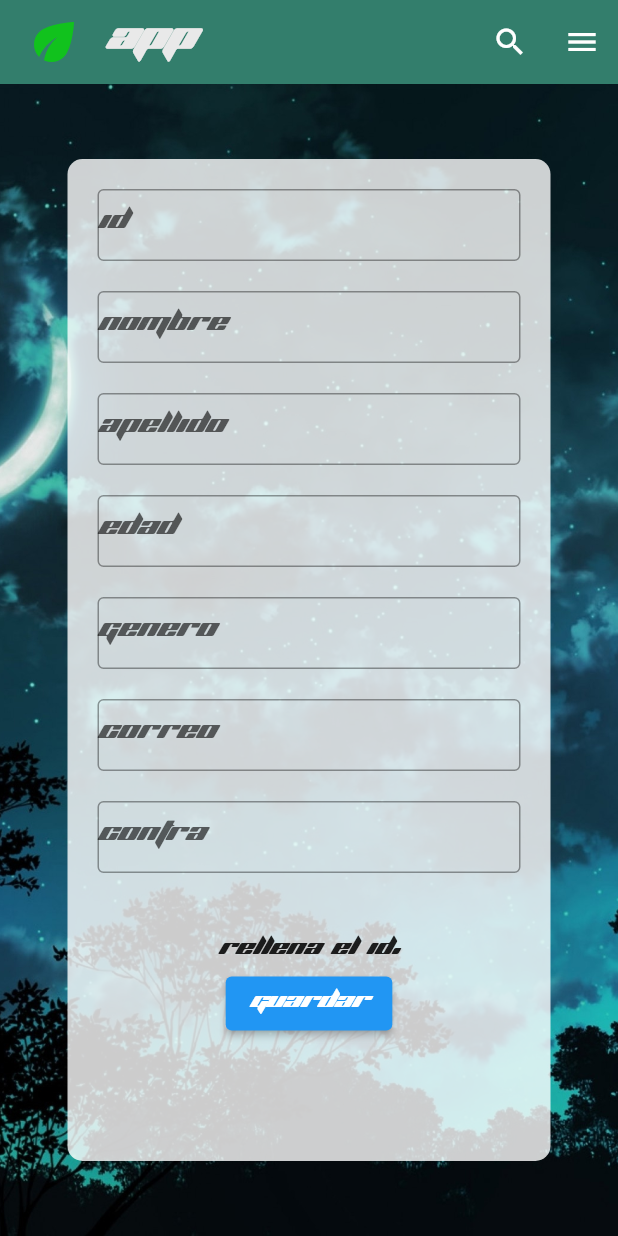
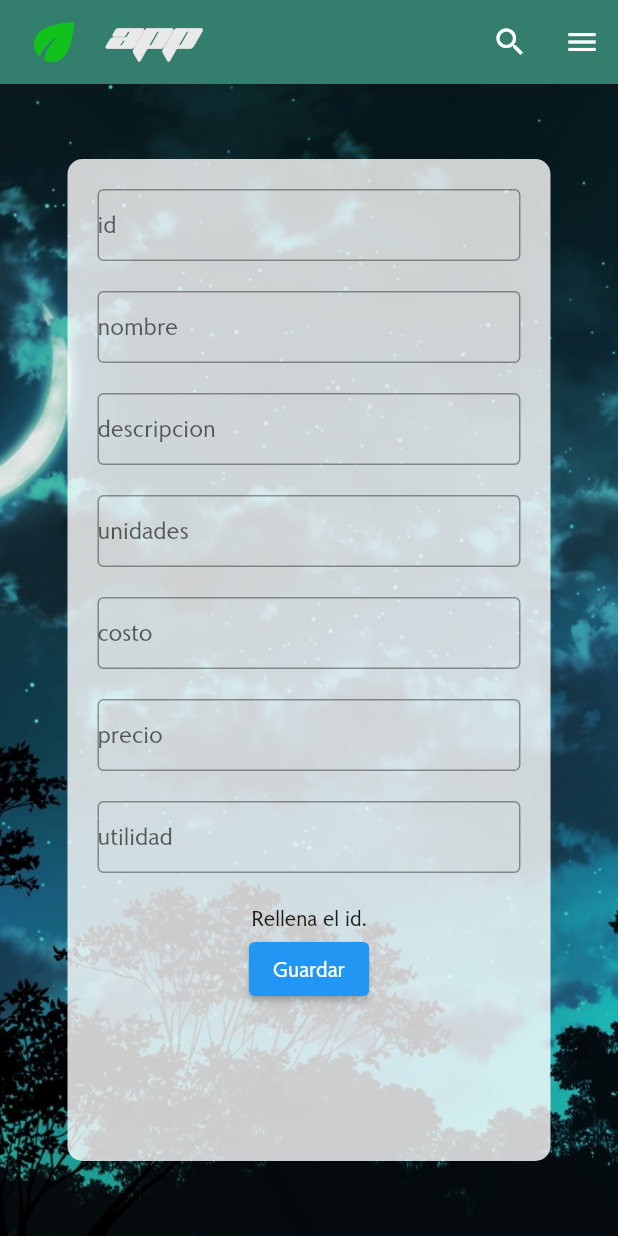
Before and after one commit to IaelChavez/flutter_inventario, a Flutter app: the screen it shows after launch, after a tap on "Guardar", on a phone screen of 412 x 824 dp. Run offline on Flutter 3.47's test engine with Material 2 defaults, Android fonts, the phone set to English and light mode, and no system bars.

Commit message:
Form producto

```diff
--- a/lib/main.dart
+++ b/lib/main.dart
@@ -1,6 +1,7 @@
 import 'package:flutter/material.dart';
 import 'package:practica_inventario/screens/loginScreen.dart';
 import 'package:practica_inventario/screens/menuScreen.dart';
+import 'package:practica_inventario/screens/productScreen.dart';
 import 'package:practica_inventario/screens/userScreen.dart';
 
 void main() {
@@ -17,9 +18,9 @@ class MyApp extends StatelessWidget {
       title: 'Flutter Demo',
       theme: ThemeData(
         primarySwatch: Colors.blue,
-        fontFamily: 'PlanetKosmos',
+        fontFamily: 'Romanica',
       ),
-      home: userView(),
+      home: productView(),
     );
   }
 }
--- a/lib/screens/productScreen.dart
+++ b/lib/screens/productScreen.dart
@@ -0,0 +1,265 @@
+import 'package:flutter/material.dart';
+import 'package:flutter/services.dart';
+import 'package:practica_inventario/widgets/appbar.dart';
+import 'package:practica_inventario/widgets/textField.dart';
+
+class productView extends StatefulWidget {
+  @override
+  _productView createState() => _productView();
+}
+
+class _productView extends State<productView> {
+  _productView({Key? key}) : super();
+
+  final _formKey = GlobalKey<FormState>();
+
+  final List<String> _errors = [];
+
+  final TextEditingController idController = TextEditingController();
+  final TextEditingController nameController = TextEditingController();
+  final TextEditingController descriptionController = TextEditingController();
+  final TextEditingController unitsController = TextEditingController();
+  final TextEditingController costController = TextEditingController();
+  final TextEditingController priceController = TextEditingController();
+  final TextEditingController utilityController = TextEditingController();
+
+  bool _showErrorId = false;
+  bool _showErrorName = false;
+  bool _showErrorDescription = false;
+  bool _showErrorUnits = false;
+  bool _showErrorCost = false;
+  bool _showErrorPrice = false;
+  bool _showErrorUtility = false;
+
+  String _id = '';
+  String _name = '';
+  String _descrition = '';
+  String _units = '';
+  String _cost = '';
+  String _price = '';
+  String _utility = '';
+
+  bool _validar(String value) {
+    if (value.isEmpty) {
+      return true;
+    }
+    return false;
+  }
+
+  @override
+  Widget build(BuildContext context) {
+    return Scaffold(
+      appBar: CustomAppBar(
+        title: 'App ',
+        actions: [
+          IconButton(
+            icon: Icon(Icons.search),
+            onPressed: () {
+              // Implementar funcionalidad de búsqueda
+            },
+          ),
+          IconButton(
+            icon: Icon(Icons.menu),
+            onPressed: () {
+              // Implementar funcionalidad de menú
+            },
+          ),
+        ],
+      ),
+      body: Container(
+        padding: EdgeInsets.symmetric(horizontal: 25),
+        decoration: const BoxDecoration(
+          image: DecorationImage(
+            image: AssetImage('assets/images/fondo.jpg'),
+            fit: BoxFit.cover,
+          ),
+        ),
+        child: Scaffold(
+          backgroundColor: Colors.transparent,
+          body: Container(
+            decoration: BoxDecoration(
+              color: Colors.white.withOpacity(0.8),
+              borderRadius: BorderRadius.circular(10.0),
+            ),
+            margin: EdgeInsets.symmetric(vertical: 50.0, horizontal: 20.0),
+            padding: EdgeInsets.all(20.0),
+            child: Column(
+              children: [
+                Form(
+                  key: _formKey,
+                  child: Column(
+                    mainAxisAlignment: MainAxisAlignment.center,
+                    children: [
+                      CustomTextField(
+                        controller: idController,
+                        label: 'id',
+                        keyboardType: TextInputType.number,
+                        inputFormatters: <TextInputFormatter>[
+                          FilteringTextInputFormatter.digitsOnly
+                        ],
+                        onChanged: (value) {
+                          setState(() {
+                            _id = value;
+                          });
+                        },
+                      ),
+                      SizedBox(height: 20),
+                      CustomTextField(
+                        controller: nameController,
+                        label: 'nombre',
+                        keyboardType: TextInputType.text,
+                        inputFormatters: <TextInputFormatter>[
+                          FilteringTextInputFormatter.allow(RegExp('[a-zA-Z]'))
+                        ],
+                        onChanged: (value) {
+                          setState(() {
+                            _name = value;
+                          });
+                        },
+                      ),
+                      SizedBox(height: 20),
+                      CustomTextField(
+                        controller: descriptionController,
+                        label: 'descripcion',
+                        inputFormatters: <TextInputFormatter>[
+                          FilteringTextInputFormatter.allow(RegExp('[a-zA-Z]'))
+                        ],
+                        onChanged: (value) {
+                          setState(() {
+                            _descrition = value;
+                          });
+                        },
+                      ),
+                      SizedBox(height: 20),
+                      CustomTextField(
+                        controller: unitsController,
+                        label: 'unidades',
+                        inputFormatters: <TextInputFormatter>[
+                          FilteringTextInputFormatter.allow(RegExp('[a-zA-Z]'))
+                        ],
+                        onChanged: (value) {
+                          setState(() {
+                            _units = value;
+                          });
+                        },
+                      ),
+                      SizedBox(height: 20),
+                      CustomTextField(
+                        controller: costController,
+                        label: 'costo',
+                        keyboardType: TextInputType.number,
+                        inputFormatters: <TextInputFormatter>[
+                          FilteringTextInputFormatter.digitsOnly
+                        ],
+                        onChanged: (value) {
+                          setState(() {
+                            _cost = value;
+                          });
+                        },
+                      ),
+                      SizedBox(height: 20),
+                      CustomTextField(
+                        controller: priceController,
+                        label: 'precio',
+                        keyboardType: TextInputType.number,
+                        inputFormatters: <TextInputFormatter>[
+                          FilteringTextInputFormatter.digitsOnly
+                        ],
+                        onChanged: (value) {
+                          setState(() {
+                            _price = value;
+                          });
+                        },
+                      ),
+                      SizedBox(height: 20),
+                      CustomTextField(
+                        controller: utilityController,
+                        label: 'utilidad',
+                        keyboardType: TextInputType.number,
+                        inputFormatters: <TextInputFormatter>[
+                          FilteringTextInputFormatter.digitsOnly
+                        ],
+                        onChanged: (value) {
+                          setState(() {
+                            _utility = value;
+                          });
+                        },
+                      ),
+                      SizedBox(height: 20),
+                    ],
+                  ),
+                ),
+                Visibility(
+                  visible: _showErrorId,
+                  child: Text('Rellena el id.'),
+                ),
+                Visibility(
+                  visible: _showErrorName,
+                  child: Text('Rellena el nombre.'),
+                ),
+                Visibility(
+                  visible: _showErrorDescription,
+                  child: Text('Rellena la descripcion.'),
+                ),
+                 Visibility(
+                  visible: _showErrorUnits,
+                  child: Text('Rellena las unidades.'),
+                ),
+                 Visibility(
+                  visible: _showErrorCost,
+                  child: Text('Rellena el costo.'),
+                ),
+                 Visibility(
+                  visible: _showErrorPrice,
+                  child: Text('Rellena el precio.'),
+                ),
+                 Visibility(
+                  visible: _showErrorUtility,
+                  child: Text('Rellena la utilidad.'),
+                ),
+                ElevatedButton(
+                  onPressed: () {
+                    setState(() {
+                      _showErrorId = false;
+                      _showErrorName = false;
+                      _showErrorDescription = false;
+                      _showErrorUnits = false;
+                      _showErrorCost = false;
+                      _showErrorPrice = false;
+                      _showErrorUtility = false;
+                      // Validar cada campo individualmente para mostrar la alerta una por una
+                      if (_validar(_id)) {
+                        _showErrorId = true;
+                      }
+                      else if (_validar(_name)) {
+                        _showErrorName = true;
+                      }
+                      else if (_validar(_descrition)) {
+                        _showErrorDescription = true;
+                      }
+                      else if (_validar(_units)) {
+                        _showErrorUnits = true;
+                      }
+                      else if (_validar(_cost)) {
+                        _showErrorCost = true;
+                      }
+                      else if (_validar(_price)) {
+                        _showErrorPrice = true;
+                      }
+                      else if (_validar(_utility)) {
+                        _showErrorUtility = true;
+                      }
+                      else {
+                        // El formulario es válido, envía los datos
+                      }
+                    });
+                  },
+                  child: Text('Guardar'),
+                ),
+            ],)
+          ),
+        ),
+      ),
+    );
+  }
+}
--- a/lib/widgets/appbar.dart
+++ b/lib/widgets/appbar.dart
@@ -28,6 +28,7 @@ class CustomAppBar extends StatelessWidget implements PreferredSizeWidget {
             style: TextStyle(
               color: Color.fromARGB(255, 233, 233, 233),
               fontSize: 24.0,
+              fontFamily: 'PlanetKosmos',
               fontWeight: FontWeight.bold,
             ),
           ),
--- a/lib/widgets/textField.dart
+++ b/lib/widgets/textField.dart
@@ -1,4 +1,5 @@
 import 'package:flutter/material.dart';
+import 'package:flutter/services.dart';
 
 class CustomTextField extends StatefulWidget  {
   final String label;
@@ -7,6 +8,7 @@ class CustomTextField extends StatefulWidget  {
   final bool obscureText;
   final String? Function(String?)? validator;
   final void Function(String) onChanged;
+  final List<TextInputFormatter>? inputFormatters;
 
   const CustomTextField({
     Key? key,
@@ -16,6 +18,7 @@ class CustomTextField extends StatefulWidget  {
     this.obscureText = false,
     this.validator,
     required this.onChanged,
+    this.inputFormatters,
   }) : super(key: key);
 
   @override
@@ -39,6 +42,7 @@ class _CustomTextFieldState extends State<CustomTextField> {
       ),
       validator: widget.validator,
       onChanged: widget.onChanged,
+      inputFormatters: widget.inputFormatters,
     );
   }
 }
```
Also changed, not shown: lib/screens/userScreen.dart (+46 -27 lines), pubspec.yaml (+8 -0 lines), assets/fonts/Augustus.TTF (added), assets/fonts/Romanica.ttf (added).
